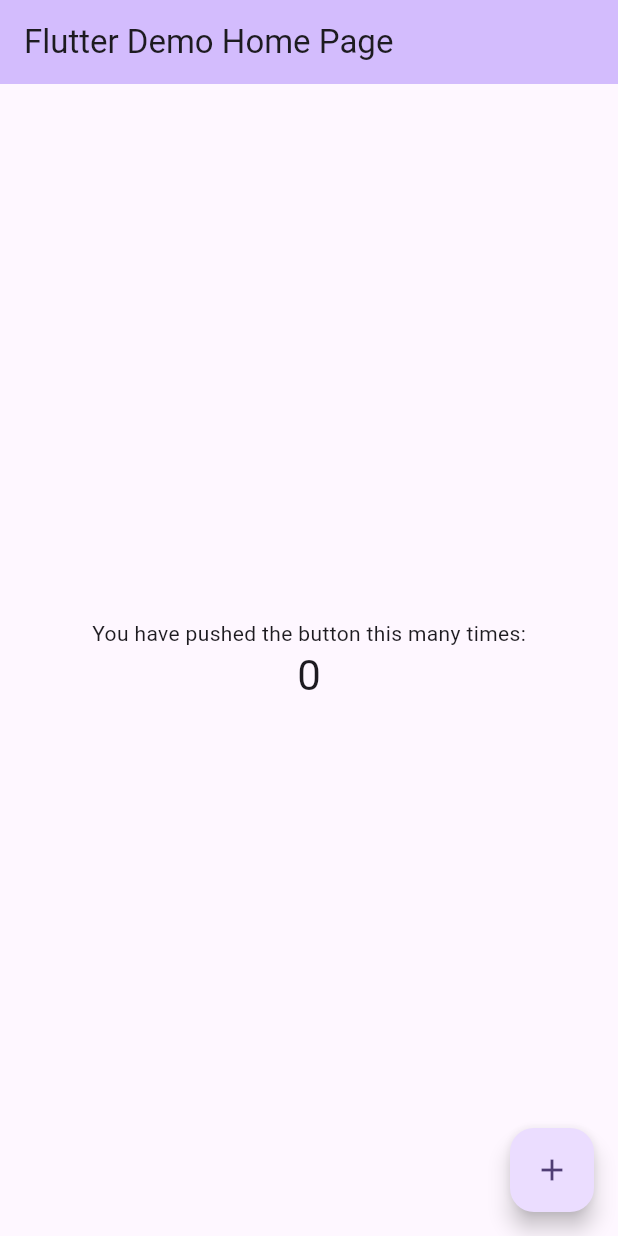
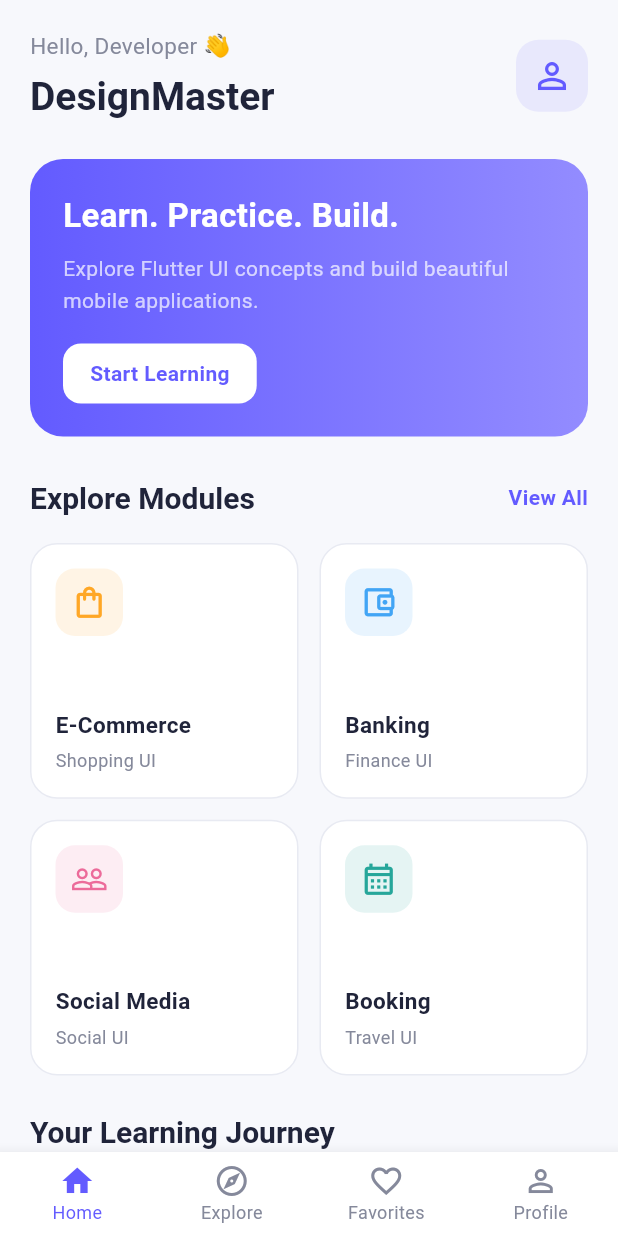
Before and after one commit to muhammadtalha488si/designmaster-flutter-ui, a Flutter app: the screen it shows after launch, on a phone screen of 412 x 824 dp. Run offline on Flutter 3.47's test engine with Material 3 defaults, Android fonts, the phone set to English and light mode, and no system bars.

Commit message:
add new file

```diff
--- a/lib/main.dart
+++ b/lib/main.dart
@@ -1,122 +1,126 @@
 import 'package:flutter/material.dart';
 
+import 'themes/app_theme.dart';
+import 'themes/app_colors.dart';
+
+import 'screens/dashboard/dashboard_screen.dart';
+import 'widgets/bottom_navigation.dart';
+
 void main() {
-  runApp(const MyApp());
+  runApp(const DesignMasterApp());
 }
 
-class MyApp extends StatelessWidget {
-  const MyApp({super.key});
+class DesignMasterApp extends StatelessWidget {
+  const DesignMasterApp({super.key});
 
-  // This widget is the root of your application.
   @override
   Widget build(BuildContext context) {
     return MaterialApp(
-      title: 'Flutter Demo',
-      theme: ThemeData(
-        // This is the theme of your application.
-        //
-        // TRY THIS: Try running your application with "flutter run". You'll see
-        // the application has a purple toolbar. Then, without quitting the app,
-        // try changing the seedColor in the colorScheme below to Colors.green
-        // and then invoke "hot reload" (save your changes or press the "hot
-        // reload" button in a Flutter-supported IDE, or press "r" if you used
-        // the command line to start the app).
-        //
-        // Notice that the counter didn't reset back to zero; the application
-        // state is not lost during the reload. To reset the state, use hot
-        // restart instead.
-        //
-        // This works for code too, not just values: Most code changes can be
-        // tested with just a hot reload.
-        colorScheme: .fromSeed(seedColor: Colors.deepPurple),
-      ),
-      home: const MyHomePage(title: 'Flutter Demo Home Page'),
+      debugShowCheckedModeBanner: false,
+
+      title: 'DesignMaster',
+
+      theme: AppTheme.lightTheme,
+
+      home: const MainNavigationScreen(),
     );
   }
 }
 
-class MyHomePage extends StatefulWidget {
-  const MyHomePage({super.key, required this.title});
-
-  // This widget is the home page of your application. It is stateful, meaning
-  // that it has a State object (defined below) that contains fields that affect
-  // how it looks.
-
-  // This class is the configuration for the state. It holds the values (in this
-  // case the title) provided by the parent (in this case the App widget) and
-  // used by the build method of the State. Fields in a Widget subclass are
-  // always marked "final".
-
-  final String title;
+class MainNavigationScreen extends StatefulWidget {
+  const MainNavigationScreen({super.key});
 
   @override
-  State<MyHomePage> createState() => _MyHomePageState();
+  State<MainNavigationScreen> createState() =>
+      _MainNavigationScreenState();
 }
 
-class _MyHomePageState extends State<MyHomePage> {
-  int _counter = 0;
+class _MainNavigationScreenState
+    extends State<MainNavigationScreen> {
 
-  void _incrementCounter() {
-    setState(() {
-      // This call to setState tells the Flutter framework that something has
-      // changed in this State, which causes it to rerun the build method below
-      // so that the display can reflect the updated values. If we changed
-      // _counter without calling setState(), then the build method would not be
-      // called again, and so nothing would appear to happen.
-      _counter++;
-    });
-  }
+  int selectedIndex = 0;
+
+  final List<Widget> screens = [
+    const DashboardScreen(),
+
+    const PlaceholderScreen(
+      title: 'Explore',
+      icon: Icons.explore_outlined,
+    ),
+
+    const PlaceholderScreen(
+      title: 'Favorites',
+      icon: Icons.favorite_outline,
+    ),
+
+    const PlaceholderScreen(
+      title: 'Profile',
+      icon: Icons.person_outline,
+    ),
+  ];
 
   @override
   Widget build(BuildContext context) {
-    // This method is rerun every time setState is called, for instance as done
-    // by the _incrementCounter method above.
-    //
-    // The Flutter framework has been optimized to make rerunning build methods
-    // fast, so that you can just rebuild anything that needs updating rather
-    // than having to individually change instances of widgets.
     return Scaffold(
-      appBar: AppBar(
-        // TRY THIS: Try changing the color here to a specific color (to
-        // Colors.amber, perhaps?) and trigger a hot reload to see the AppBar
-        // change color while the other colors stay the same.
-        backgroundColor: Theme.of(context).colorScheme.inversePrimary,
-        // Here we take the value from the MyHomePage object that was created by
-        // the App.build method, and use it to set our appbar title.
-        title: Text(widget.title),
+      body: IndexedStack(
+        index: selectedIndex,
+        children: screens,
       ),
+
+      bottomNavigationBar: AppBottomNavigation(
+        currentIndex: selectedIndex,
+
+        onTap: (index) {
+          setState(() {
+            selectedIndex = index;
+          });
+        },
+      ),
+    );
+  }
+}
+
+class PlaceholderScreen extends StatelessWidget {
+  final String title;
+  final IconData icon;
+
+  const PlaceholderScreen({
+    super.key,
+    required this.title,
+    required this.icon,
+  });
+
+  @override
+  Widget build(BuildContext context) {
+    return Scaffold(
       body: Center(
-        // Center is a layout widget. It takes a single child and positions it
-        // in the middle of the parent.
         child: Column(
-          // Column is also a layout widget. It takes a list of children and
-          // arranges them vertically. By default, it sizes itself to fit its
-          // children horizontally, and tries to be as tall as its parent.
-          //
-          // Column has various properties to control how it sizes itself and
-          // how it positions its children. Here we use mainAxisAlignment to
-          // center the children vertically; the main axis here is the vertical
-          // axis because Columns are vertical (the cross axis would be
-          // horizontal).
-          //
-          // TRY THIS: Invoke "debug painting" (choose the "Toggle Debug Paint"
-          // action in the IDE, or press "p" in the console), to see the
-          // wireframe for each widget.
-          mainAxisAlignment: .center,
+          mainAxisAlignment: MainAxisAlignment.center,
           children: [
-            const Text('You have pushed the button this many times:'),
+            Icon(
+              icon,
+              size: 65,
+              color: AppColors.primary,
+            ),
+
+            const SizedBox(height: 15),
+
             Text(
-              '$_counter',
+              title,
               style: Theme.of(context).textTheme.headlineMedium,
+            ),
+
+            const SizedBox(height: 8),
+
+            const Text(
+              'Coming Soon',
+              style: TextStyle(
+                color: AppColors.textSecondary,
+              ),
             ),
           ],
         ),
       ),
-      floatingActionButton: FloatingActionButton(
-        onPressed: _incrementCounter,
-        tooltip: 'Increment',
-        child: const Icon(Icons.add),
-      ),
     );
   }
 }
--- /dev/null
+++ b/lib/screens/dashboard/dashboard_screen.dart
@@ -0,0 +1,313 @@
+import 'package:flutter/material.dart';
+import '../../themes/app_colors.dart';
+
+class DashboardScreen extends StatelessWidget {
+  const DashboardScreen({super.key});
+
+  @override
+  Widget build(BuildContext context) {
+    return SafeArea(
+      child: SingleChildScrollView(
+        padding: const EdgeInsets.all(20),
+        child: Column(
+          crossAxisAlignment: CrossAxisAlignment.start,
+          children: [
+
+            // Header
+            Row(
+              mainAxisAlignment: MainAxisAlignment.spaceBetween,
+              children: [
+                Column(
+                  crossAxisAlignment: CrossAxisAlignment.start,
+                  children: [
+                    const Text(
+                      'Hello, Developer 👋',
+                      style: TextStyle(
+                        fontSize: 15,
+                        color: AppColors.textSecondary,
+                      ),
+                    ),
+                    const SizedBox(height: 6),
+                    Text(
+                      'DesignMaster',
+                      style: Theme.of(context)
+                          .textTheme
+                          .headlineMedium,
+                    ),
+                  ],
+                ),
+
+                Container(
+                  height: 48,
+                  width: 48,
+                  decoration: BoxDecoration(
+                    color: AppColors.primary.withOpacity(0.1),
+                    borderRadius: BorderRadius.circular(15),
+                  ),
+                  child: const Icon(
+                    Icons.person_outline,
+                    color: AppColors.primary,
+                    size: 28,
+                  ),
+                ),
+              ],
+            ),
+
+            const SizedBox(height: 25),
+
+            // Welcome Card
+            Container(
+              width: double.infinity,
+              padding: const EdgeInsets.all(22),
+              decoration: BoxDecoration(
+                gradient: const LinearGradient(
+                  colors: [
+                    AppColors.primary,
+                    Color(0xFF938CFF),
+                  ],
+                ),
+                borderRadius: BorderRadius.circular(22),
+              ),
+              child: Column(
+                crossAxisAlignment: CrossAxisAlignment.start,
+                children: [
+                  const Text(
+                    'Learn. Practice. Build.',
+                    style: TextStyle(
+                      color: Colors.white,
+                      fontSize: 22,
+                      fontWeight: FontWeight.bold,
+                    ),
+                  ),
+
+                  const SizedBox(height: 10),
+
+                  const Text(
+                    'Explore Flutter UI concepts and '
+                    'build beautiful mobile applications.',
+                    style: TextStyle(
+                      color: Colors.white70,
+                      fontSize: 14,
+                      height: 1.5,
+                    ),
+                  ),
+
+                  const SizedBox(height: 18),
+
+                  Container(
+                    padding: const EdgeInsets.symmetric(
+                      horizontal: 18,
+                      vertical: 10,
+                    ),
+                    decoration: BoxDecoration(
+                      color: Colors.white,
+                      borderRadius: BorderRadius.circular(12),
+                    ),
+                    child: const Text(
+                      'Start Learning',
+                      style: TextStyle(
+                        color: AppColors.primary,
+                        fontWeight: FontWeight.bold,
+                      ),
+                    ),
+                  ),
+                ],
+              ),
+            ),
+
+            const SizedBox(height: 28),
+
+            // Section Heading
+            Row(
+              mainAxisAlignment: MainAxisAlignment.spaceBetween,
+              children: [
+                Text(
+                  'Explore Modules',
+                  style: Theme.of(context).textTheme.titleLarge,
+                ),
+
+                const Text(
+                  'View All',
+                  style: TextStyle(
+                    color: AppColors.primary,
+                    fontWeight: FontWeight.w600,
+                  ),
+                ),
+              ],
+            ),
+
+            const SizedBox(height: 18),
+
+            // Module Grid
+            GridView.count(
+              crossAxisCount: 2,
+              shrinkWrap: true,
+              physics: const NeverScrollableScrollPhysics(),
+              crossAxisSpacing: 14,
+              mainAxisSpacing: 14,
+              childAspectRatio: 1.05,
+
+              children: const [
+                ModuleCard(
+                  title: 'E-Commerce',
+                  subtitle: 'Shopping UI',
+                  icon: Icons.shopping_bag_outlined,
+                  color: AppColors.orange,
+                ),
+
+                ModuleCard(
+                  title: 'Banking',
+                  subtitle: 'Finance UI',
+                  icon: Icons.account_balance_wallet_outlined,
+                  color: AppColors.blue,
+                ),
+
+                ModuleCard(
+                  title: 'Social Media',
+                  subtitle: 'Social UI',
+                  icon: Icons.people_outline,
+                  color: AppColors.pink,
+                ),
+
+                ModuleCard(
+                  title: 'Booking',
+                  subtitle: 'Travel UI',
+                  icon: Icons.calendar_month_outlined,
+                  color: AppColors.green,
+                ),
+              ],
+            ),
+
+            const SizedBox(height: 25),
+
+            // Learning Section
+            Text(
+              'Your Learning Journey',
+              style: Theme.of(context).textTheme.titleLarge,
+            ),
+
+            const SizedBox(height: 14),
+
+            Container(
+              padding: const EdgeInsets.all(18),
+              decoration: BoxDecoration(
+                color: Colors.white,
+                borderRadius: BorderRadius.circular(18),
+                border: Border.all(
+                  color: AppColors.border,
+                ),
+              ),
+              child: const Row(
+                children: [
+                  Icon(
+                    Icons.emoji_events_outlined,
+                    color: AppColors.primary,
+                    size: 35,
+                  ),
+
+                  SizedBox(width: 14),
+
+                  Expanded(
+                    child: Column(
+                      crossAxisAlignment: CrossAxisAlignment.start,
+                      children: [
+                        Text(
+                          'Your Journey Starts Here',
+                          style: TextStyle(
+                            fontWeight: FontWeight.bold,
+                            fontSize: 15,
+                          ),
+                        ),
+
+                        SizedBox(height: 5),
+
+                        Text(
+                          'Build your Flutter skills step by step.',
+                          style: TextStyle(
+                            color: AppColors.textSecondary,
+                            fontSize: 12,
+                          ),
+                        ),
+                      ],
+                    ),
+                  ),
+                ],
+              ),
+            ),
+          ],
+        ),
+      ),
+    );
+  }
+}
+
+// Reusable Module Card
+
+class ModuleCard extends StatelessWidget {
+  final String title;
+  final String subtitle;
+  final IconData icon;
+  final Color color;
+
+  const ModuleCard({
+    super.key,
+    required this.title,
+    required this.subtitle,
+    required this.icon,
+    required this.color,
+  });
+
+  @override
+  Widget build(BuildContext context) {
+    return Container(
+      padding: const EdgeInsets.all(16),
+      decoration: BoxDecoration(
+        color: Colors.white,
+        borderRadius: BorderRadius.circular(18),
+        border: Border.all(
+          color: AppColors.border,
+        ),
+      ),
+      child: Column(
+        crossAxisAlignment: CrossAxisAlignment.start,
+        mainAxisAlignment: MainAxisAlignment.center,
+        children: [
+          Container(
+            height: 45,
+            width: 45,
+            decoration: BoxDecoration(
+              color: color.withOpacity(0.12),
+              borderRadius: BorderRadius.circular(13),
+            ),
+            child: Icon(
+              icon,
+              color: color,
+              size: 25,
+            ),
+          ),
+
+          const Spacer(),
+
+          Text(
+            title,
+            style: const TextStyle(
+              fontSize: 15,
+              fontWeight: FontWeight.bold,
+              color: AppColors.textPrimary,
+            ),
+          ),
+
+          const SizedBox(height: 5),
+
+          Text(
+            subtitle,
+            style: const TextStyle(
+              fontSize: 12,
+              color: AppColors.textSecondary,
+            ),
+          ),
+        ],
+      ),
+    );
+  }
+}
--- /dev/null
+++ b/lib/themes/app_colors.dart
@@ -0,0 +1,21 @@
+import 'package:flutter/material.dart';
+
+class AppColors {
+  AppColors._();
+
+  static const Color primary = Color(0xFF635BFF);
+  static const Color secondary = Color(0xFF00BFA6);
+
+  static const Color background = Color(0xFFF7F8FC);
+  static const Color surface = Color(0xFFFFFFFF);
+
+  static const Color textPrimary = Color(0xFF20243A);
+  static const Color textSecondary = Color(0xFF85899B);
+
+  static const Color border = Color(0xFFE8EAF2);
+
+  static const Color orange = Color(0xFFFFA726);
+  static const Color blue = Color(0xFF42A5F5);
+  static const Color pink = Color(0xFFEC6B9A);
+  static const Color green = Color(0xFF26A69A);
+}
--- /dev/null
+++ b/lib/themes/app_theme.dart
@@ -0,0 +1,46 @@
+import 'package:flutter/material.dart';
+import 'app_colors.dart';
+
+class AppTheme {
+  AppTheme._();
+
+  static ThemeData get lightTheme {
+    return ThemeData(
+      useMaterial3: true,
+
+      scaffoldBackgroundColor: AppColors.background,
+
+      colorScheme: ColorScheme.fromSeed(
+        seedColor: AppColors.primary,
+        brightness: Brightness.light,
+        surface: AppColors.surface,
+      ),
+
+      appBarTheme: const AppBarTheme(
+        backgroundColor: AppColors.background,
+        foregroundColor: AppColors.textPrimary,
+        elevation: 0,
+        centerTitle: false,
+      ),
+
+      fontFamily: 'Roboto',
+
+      textTheme: const TextTheme(
+        headlineMedium: TextStyle(
+          fontSize: 26,
+          fontWeight: FontWeight.bold,
+          color: AppColors.textPrimary,
+        ),
+        titleLarge: TextStyle(
+          fontSize: 20,
+          fontWeight: FontWeight.bold,
+          color: AppColors.textPrimary,
+        ),
+        bodyMedium: TextStyle(
+          fontSize: 14,
+          color: AppColors.textSecondary,
+        ),
+      ),
+    );
+  }
+}
--- /dev/null
+++ b/lib/widgets/bottom_navigation.dart
@@ -0,0 +1,58 @@
+import 'package:flutter/material.dart';
+import '../themes/app_colors.dart';
+
+class AppBottomNavigation extends StatelessWidget {
+  final int currentIndex;
+  final ValueChanged<int> onTap;
+
+  const AppBottomNavigation({
+    super.key,
+    required this.currentIndex,
+    required this.onTap,
+  });
+
+  @override
+  Widget build(BuildContext context) {
+    return BottomNavigationBar(
+      currentIndex: currentIndex,
+      onTap: onTap,
+      type: BottomNavigationBarType.fixed,
+
+      backgroundColor: Colors.white,
+
+      selectedItemColor: AppColors.primary,
+      unselectedItemColor: AppColors.textSecondary,
+
+      selectedFontSize: 12,
+      unselectedFontSize: 12,
+
+      showUnselectedLabels: true,
+
+      items: const [
+        BottomNavigationBarItem(
+          icon: Icon(Icons.home_outlined),
+          activeIcon: Icon(Icons.home),
+          label: 'Home',
+        ),
+
+        BottomNavigationBarItem(
+          icon: Icon(Icons.explore_outlined),
+          activeIcon: Icon(Icons.explore),
+          label: 'Explore',
+        ),
+
+        BottomNavigationBarItem(
+          icon: Icon(Icons.favorite_outline),
+          activeIcon: Icon(Icons.favorite),
+          label: 'Favorites',
+        ),
+
+        BottomNavigationBarItem(
+          icon: Icon(Icons.person_outline),
+          activeIcon: Icon(Icons.person),
+          label: 'Profile',
+        ),
+      ],
+    );
+  }
+}
```
